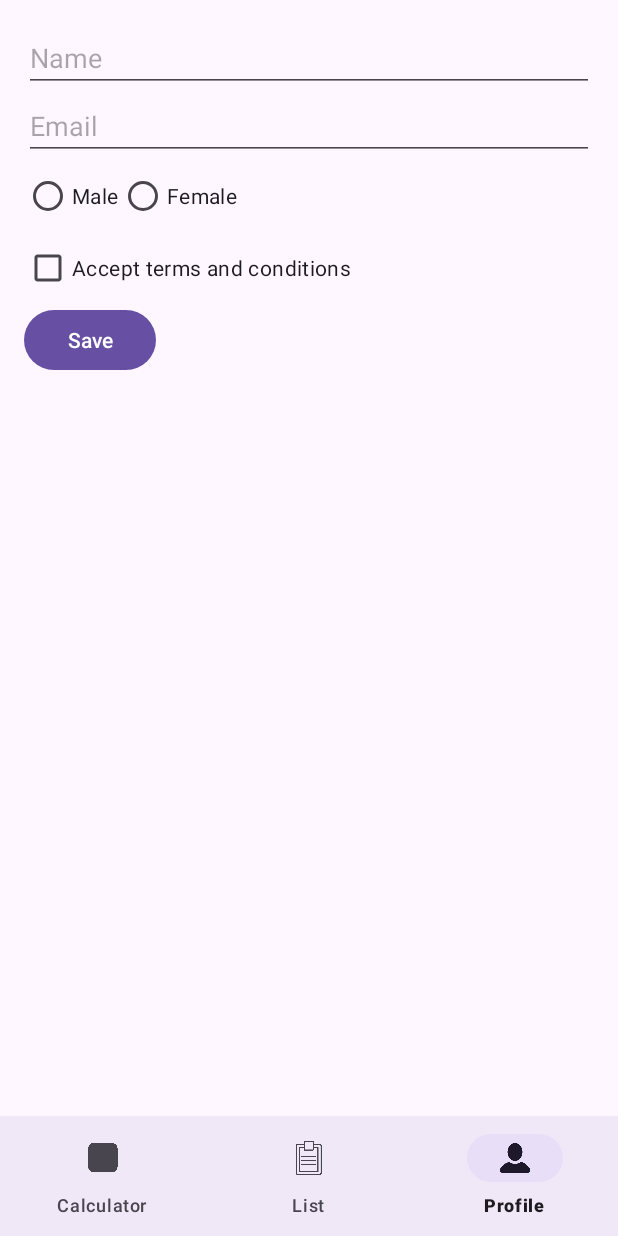
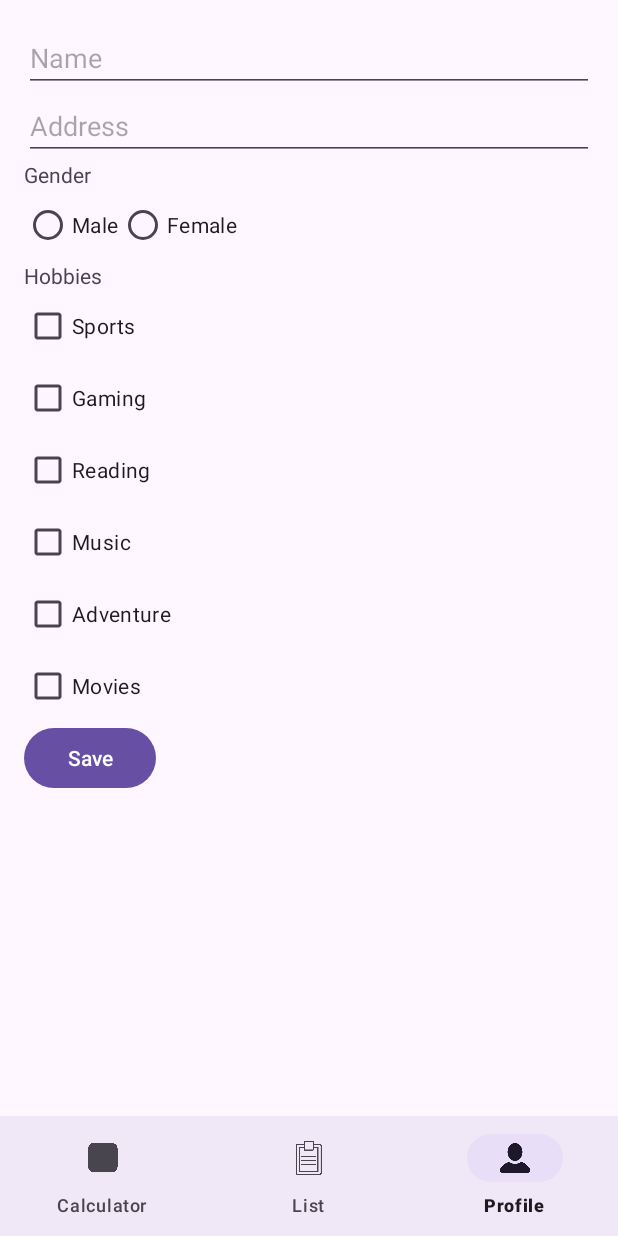
Before and after one commit to EmmanuelLuague/LUAGUE_EM_1030FRI_AND, an Android app: the screen it shows after launch (MainActivity), item 3 of the bottom bar chosen, on a phone screen of 412 x 824 dp. Run offline under Robolectric (Android 15) with nearby library versions, the phone set to English and light mode, and no system bars.

Commit message:
Luague BottomNav Activity

```diff
--- a/app/src/main/java/com/example/bottomnavluague/ProfileFragment.kt
+++ b/app/src/main/java/com/example/bottomnavluague/ProfileFragment.kt
@@ -6,36 +6,66 @@ import android.view.View
 import android.view.ViewGroup
 import android.widget.*
 import androidx.fragment.app.Fragment
+import androidx.lifecycle.ViewModelProvider
+
 
 class ProfileFragment : Fragment() {
+
+    private lateinit var sharedViewModel: SharedViewModel
 
     override fun onCreateView(
         inflater: LayoutInflater, container: ViewGroup?,
         savedInstanceState: Bundle?
     ): View? {
-        // Inflate the layout for this fragment
         return inflater.inflate(R.layout.fragment_profile, container, false)
     }
 
     override fun onViewCreated(view: View, savedInstanceState: Bundle?) {
         super.onViewCreated(view, savedInstanceState)
 
+        sharedViewModel = ViewModelProvider(requireActivity())[SharedViewModel::class.java]
+
         val nameEditText = view.findViewById<EditText>(R.id.nameEditText)
-        val emailEditText = view.findViewById<EditText>(R.id.emailEditText)
+        val addressEditText = view.findViewById<EditText>(R.id.addressEditText)
         val genderRadioGroup = view.findViewById<RadioGroup>(R.id.genderRadioGroup)
-        val termsCheckBox = view.findViewById<CheckBox>(R.id.termsCheckBox)
+        val sportsCheckBox = view.findViewById<CheckBox>(R.id.sportsCheckBox)
+        val gamingCheckBox = view.findViewById<CheckBox>(R.id.gamingCheckBox)
+        val readingCheckBox = view.findViewById<CheckBox>(R.id.readingCheckBox)
+        val musicCheckBox = view.findViewById<CheckBox>(R.id.musicCheckBox)
+        val adventureCheckBox = view.findViewById<CheckBox>(R.id.adventureCheckBox)
+        val moviesCheckBox = view.findViewById<CheckBox>(R.id.moviesCheckBox)
         val saveButton = view.findViewById<Button>(R.id.saveButton)
 
+        sharedViewModel.profileData.observe(viewLifecycleOwner) { profile ->
+            nameEditText.setText(profile.name)
+            addressEditText.setText(profile.address)
+            when (profile.gender) {
+                "Male" -> genderRadioGroup.check(R.id.maleRadioButton)
+                "Female" -> genderRadioGroup.check(R.id.femaleRadioButton)
+            }
+            sportsCheckBox.isChecked = profile.hobbies.contains("Sports")
+            gamingCheckBox.isChecked = profile.hobbies.contains("Gaming")
+            readingCheckBox.isChecked = profile.hobbies.contains("Reading")
+            musicCheckBox.isChecked = profile.hobbies.contains("Music")
+            adventureCheckBox.isChecked = profile.hobbies.contains("Adventure")
+            moviesCheckBox.isChecked = profile.hobbies.contains("Movies")
+        }
+
         saveButton.setOnClickListener {
-            // Handle saving the profile data (e.g., storing in shared preferences)
             val name = nameEditText.text.toString()
-            val email = emailEditText.text.toString()
-            val genderId = genderRadioGroup.checkedRadioButtonId
-            val gender = view.findViewById<RadioButton>(genderId)?.text.toString()
-            val termsAccepted = termsCheckBox.isChecked
+            val address = addressEditText.text.toString()
+            val selectedGenderId = genderRadioGroup.checkedRadioButtonId
+            val gender = view.findViewById<RadioButton>(selectedGenderId)?.text.toString()
 
-            // You can save these values or display a Toast message for now
-            Toast.makeText(requireContext(), "Profile saved!", Toast.LENGTH_SHORT).show()
+            val hobbies = mutableListOf<String>()
+            if (sportsCheckBox.isChecked) hobbies.add("Sports")
+            if (gamingCheckBox.isChecked) hobbies.add("Gaming")
+            if (readingCheckBox.isChecked) hobbies.add("Reading")
+            if (musicCheckBox.isChecked) hobbies.add("Music")
+            if (adventureCheckBox.isChecked) hobbies.add("Adventure")
+            if (moviesCheckBox.isChecked) hobbies.add("Movies")
+
+            sharedViewModel.saveProfileData(Profile(name, address, gender, hobbies))
         }
     }
 }
--- a/app/src/main/java/com/example/bottomnavluague/ShareViewModel.kt
+++ b/app/src/main/java/com/example/bottomnavluague/ShareViewModel.kt
@@ -10,9 +10,22 @@ class SharedViewModel : ViewModel() {
     val listItems: LiveData<MutableList<ListItem>> = _listItems
     val calculatorResult = MutableLiveData<Double>()
 
-    // Add an item to the list and notify observers
     fun addItem(item: ListItem) {
         _listItems.value?.add(item)
-        _listItems.value = _listItems.value
+        _listItems.value = _listItems.value // Notify observers
+    }
+
+    private val _profileData = MutableLiveData<Profile>()
+    val profileData: LiveData<Profile> = _profileData
+
+    fun saveProfileData(profile: Profile) {
+        _profileData.value = profile
     }
 }
+
+data class Profile(
+    val name: String,
+    val address: String,
+    val gender: String,
+    val hobbies: List<String>
+)
--- a/app/src/main/res/layout/fragment_list.xml
+++ b/app/src/main/res/layout/fragment_list.xml
@@ -27,6 +27,6 @@
             android:id="@+id/addButton"
             android:layout_width="wrap_content"
             android:layout_height="wrap_content"
-            android:text="Add"/>
+            android:text="@string/add"/>
     </LinearLayout>
 </LinearLayout>
--- a/app/src/main/res/layout/fragment_profile.xml
+++ b/app/src/main/res/layout/fragment_profile.xml
@@ -1,7 +1,10 @@
-<?xml version="1.0" encoding="utf-8"?>
-<LinearLayout xmlns:android="http://schemas.android.com/apk/res/android"
+<ScrollView xmlns:android="http://schemas.android.com/apk/res/android"
     android:layout_width="match_parent"
-    android:layout_height="match_parent"
+    android:layout_height="match_parent">
+
+    <LinearLayout
+        android:layout_width="match_parent"
+        android:layout_height="wrap_content"
         android:orientation="vertical"
         android:padding="16dp">
 
@@ -9,13 +12,19 @@
             android:id="@+id/nameEditText"
             android:layout_width="match_parent"
             android:layout_height="wrap_content"
-        android:hint="Name" />
+            android:hint="@string/name" />
 
         <EditText
-        android:id="@+id/emailEditText"
+            android:id="@+id/addressEditText"
             android:layout_width="match_parent"
             android:layout_height="wrap_content"
-        android:hint="Email" />
+            android:hint="@string/address" />
+
+        <TextView
+            android:id="@+id/genderLabel"
+            android:layout_width="wrap_content"
+            android:layout_height="wrap_content"
+            android:text="@string/gender" />
 
         <RadioGroup
             android:id="@+id/genderRadioGroup"
@@ -27,24 +36,61 @@
                 android:id="@+id/maleRadioButton"
                 android:layout_width="wrap_content"
                 android:layout_height="wrap_content"
-            android:text="Male" />
+                android:text="@string/male" />
 
             <RadioButton
                 android:id="@+id/femaleRadioButton"
                 android:layout_width="wrap_content"
                 android:layout_height="wrap_content"
-            android:text="Female" />
+                android:text="@string/female" />
         </RadioGroup>
 
-    <CheckBox
-        android:id="@+id/termsCheckBox"
+        <TextView
+            android:id="@+id/hobbiesLabel"
             android:layout_width="wrap_content"
             android:layout_height="wrap_content"
-        android:text="Accept terms and conditions" />
+            android:text="@string/hobbies" />
+
+        <CheckBox
+            android:id="@+id/sportsCheckBox"
+            android:layout_width="wrap_content"
+            android:layout_height="wrap_content"
+            android:text="@string/sports" />
+
+        <CheckBox
+            android:id="@+id/gamingCheckBox"
+            android:layout_width="wrap_content"
+            android:layout_height="wrap_content"
+            android:text="@string/gaming" />
+
+        <CheckBox
+            android:id="@+id/readingCheckBox"
+            android:layout_width="wrap_content"
+            android:layout_height="wrap_content"
+            android:text="@string/reading" />
+
+        <CheckBox
+            android:id="@+id/musicCheckBox"
+            android:layout_width="wrap_content"
+            android:layout_height="wrap_content"
+            android:text="@string/music" />
+
+        <CheckBox
+            android:id="@+id/adventureCheckBox"
+            android:layout_width="wrap_content"
+            android:layout_height="wrap_content"
+            android:text="@string/adventure" />
+
+        <CheckBox
+            android:id="@+id/moviesCheckBox"
+            android:layout_width="wrap_content"
+            android:layout_height="wrap_content"
+            android:text="@string/movies" />
 
         <Button
             android:id="@+id/saveButton"
             android:layout_width="wrap_content"
             android:layout_height="wrap_content"
-        android:text="Save" />
+            android:text="@string/save" />
     </LinearLayout>
+</ScrollView>
--- a/app/src/main/res/values/strings.xml
+++ b/app/src/main/res/values/strings.xml
@@ -11,4 +11,18 @@
     <string name="times_btn">*</string>
     <string name="divide_btn">/</string>
     <string name="result">Result:</string>
+    <string name="add">Add</string>
+    <string name="save">Save</string>
+    <string name="movies">Movies</string>
+    <string name="adventure">Adventure</string>
+    <string name="music">Music</string>
+    <string name="reading">Reading</string>
+    <string name="gaming">Gaming</string>
+    <string name="sports">Sports</string>
+    <string name="hobbies">Hobbies</string>
+    <string name="female">Female</string>
+    <string name="male">Male</string>
+    <string name="gender">Gender</string>
+    <string name="address">Address</string>
+    <string name="name">Name</string>
 </resources>
```
Lines whose indentation alone changed are shown as unchanged.
